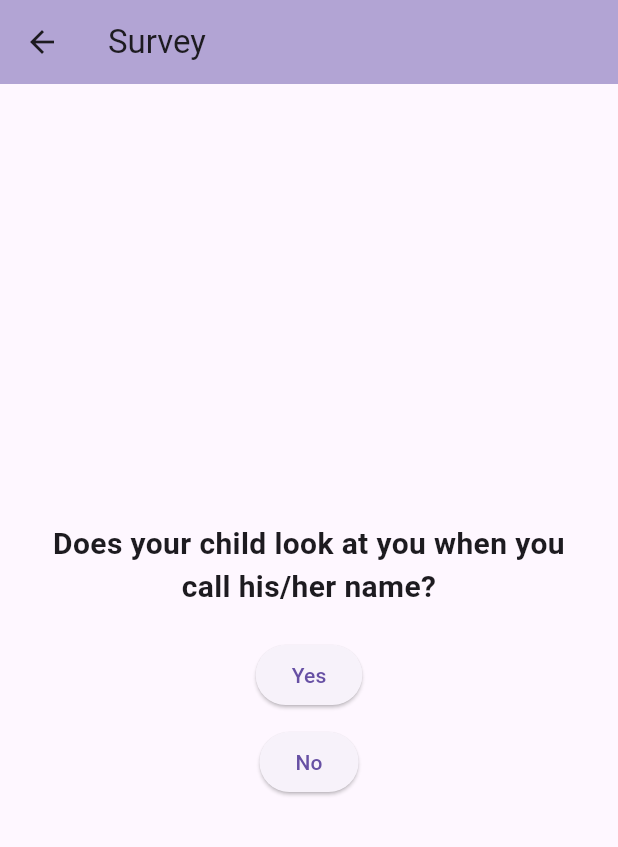
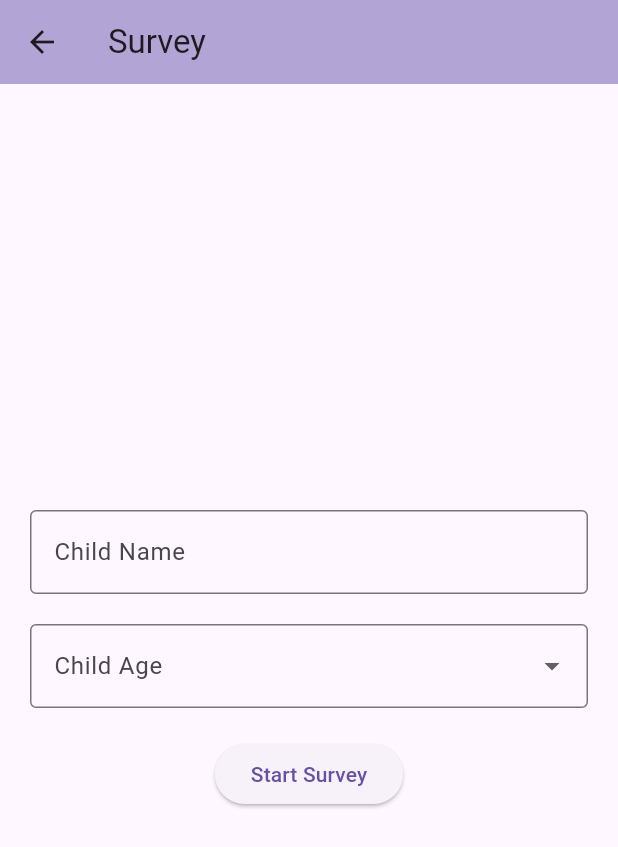
Before and after one commit to iiriri13/SpectrumStar, a Flutter app: the SurveyPage screen opened directly, on a phone screen of 412 x 824 dp. Shown: the top 847 px of the screen. Run offline on Flutter 3.47's test engine with Material 3 defaults, Android fonts, the light colour scheme and no system bars; our stand-ins replace audioplayers, cloud_firestore, firebase_auth, firebase_core, image_picker; accounts and stored records are empty.

Commit message:
Update ai_diagnosis.dart

```diff
--- a/lib/ai_diagnosis.dart
+++ b/lib/ai_diagnosis.dart
@@ -1,10 +1,19 @@
+import 'dart:convert';
 import 'package:flutter/material.dart';
 import 'package:cloud_firestore/cloud_firestore.dart';
 import 'package:firebase_core/firebase_core.dart';
 import 'package:firebase_auth/firebase_auth.dart';
 import 'package:image_picker/image_picker.dart';
-import 'package:firebase_storage/firebase_storage.dart';
 import 'dart:io';
+
+void main() async {
+  WidgetsFlutterBinding.ensureInitialized();
+  await Firebase.initializeApp();
+  runApp(const MaterialApp(
+    home: AiDiagnosisPage(),
+    debugShowCheckedModeBanner: false,
+  ));
+}
 
 class AiDiagnosisPage extends StatelessWidget {
   const AiDiagnosisPage({Key? key}) : super(key: key);
@@ -54,7 +63,6 @@ class AiDiagnosisPage extends StatelessWidget {
   }
 }
 
-// Survey Page
 class SurveyPage extends StatefulWidget {
   const SurveyPage({Key? key}) : super(key: key);
 
@@ -65,29 +73,38 @@ class SurveyPage extends StatefulWidget {
 class _SurveyPageState extends State<SurveyPage> {
   final List<Map<String, String>> surveyQuestions = [
     {'qID': 'Q1', 'question_text': 'Does your child look at you when you call his/her name?'},
-    {'qID': 'Q2', 'question_text': 'How easy is it for you to get eye contact with your child?'},
-    {'qID': 'Q3', 'question_text': 'Does your child point to indicate that s/he wants something?'},
-    {'qID': 'Q4', 'question_text': 'Does your child point to share interest with you?'},
-    {'qID': 'Q5', 'question_text': 'Does your child pretend? (e.g. care for dolls, talk on a toy phone)'},
-    {'qID': 'Q6', 'question_text': 'Does your child follow where you’re looking?'},
-    {'qID': 'Q7', 'question_text': 'If someone is visibly upset, does your child show signs of comforting them?'},
-    {'qID': 'Q8', 'question_text': 'Would you describe your child’s first words as?'},
-    {'qID': 'Q9', 'question_text': 'Does your child use simple gestures? (e.g. wave goodbye)'},
-    {'qID': 'Q10', 'question_text': 'Does your child stare at nothing with no apparent purpose?'},
+    {'qID': 'Q2', 'question_text': 'Is it easy for you to establish eye contact with your child?'},
+    {'qID': 'Q3', 'question_text': 'Dose your child point to indicate that s/he wants something (e.g.a) toy that is out of reach?'},
+    {'qID': 'Q4', 'question_text': 'Dose yor child pretend? (e.g. care for dolls, talk on a toy phone)?'},
+    {'qID': 'Q5', 'question_text': 'Dose your child follow where you’re looking?'},
+    {'qID': 'Q6', 'question_text': 'If you or someone else in the family is visibly upset, does your child show signs of trying to comfort you? (e.g., stroking hair or hugging)?'},
+    {'qID': 'Q7', 'question_text': 'Can you describe your child’s first words as clear and understandable?'},
+    {'qID': 'Q8', 'question_text': 'Does your child use simple gestures? (e.g., waving goodbye)'},
+    {'qID': 'Q9', 'question_text': 'Does your child stare into space with no clear purpose?'},
   ];
 
   int currentQuestionIndex = 0;
   Map<String, int> answers = {};
+  final TextEditingController childNameController = TextEditingController();
+  String? selectedAge;
+  bool infoSubmitted = false;
 
   Future<void> saveAnswersToFirestore(Map<String, int> answers) async {
     try {
-      final CollectionReference answersCollection =
-      FirebaseFirestore.instance.collection('answers');
+      final CollectionReference answersCollection = FirebaseFirestore.instance.collection('answers');
+
+      // ترتيب الإجابات حسب ترتيب الأسئلة
+      Map<String, int> orderedAnswers = {};
+      for (var question in surveyQuestions) {
+        orderedAnswers[question['qID']!] = answers[question['qID']!] ?? 0;
+      }
 
       await answersCollection.add({
         'user_id': FirebaseAuth.instance.currentUser?.uid ?? "unknown_user",
+        'child_name': childNameController.text.trim(),
+        'child_age': selectedAge ?? "unknown_age",
         'timestamp': Timestamp.now(),
-        'answers': answers,
+        'answers': orderedAnswers,
       });
 
       ScaffoldMessenger.of(context).showSnackBar(
@@ -138,7 +155,8 @@ class _SurveyPageState extends State<SurveyPage> {
       body: Center(
         child: Padding(
           padding: const EdgeInsets.all(20.0),
-          child: Column(
+          child: infoSubmitted
+              ? Column(
             mainAxisAlignment: MainAxisAlignment.center,
             children: [
               Text(
@@ -163,6 +181,53 @@ class _SurveyPageState extends State<SurveyPage> {
                 child: const Text('No'),
               ),
             ],
+          )
+              : Column(
+            mainAxisAlignment: MainAxisAlignment.center,
+            children: [
+              TextField(
+                controller: childNameController,
+                decoration: const InputDecoration(
+                  labelText: 'Child Name',
+                  border: OutlineInputBorder(),
+                ),
+              ),
+              const SizedBox(height: 20),
+              DropdownButtonFormField<String>(
+                decoration: const InputDecoration(
+                  labelText: 'Child Age',
+                  border: OutlineInputBorder(),
+                ),
+                value: selectedAge,
+                items: List.generate(17, (index) {
+                  int age = index + 1;
+                  return DropdownMenuItem(
+                    value: age.toString(),
+                    child: Text(age.toString()),
+                  );
+                }),
+                onChanged: (value) {
+                  setState(() {
+                    selectedAge = value;
+                  });
+                },
+              ),
+              const SizedBox(height: 20),
+              ElevatedButton(
+                onPressed: () {
+                  if (childNameController.text.trim().isEmpty || selectedAge == null) {
+                    ScaffoldMessenger.of(context).showSnackBar(
+                      const SnackBar(content: Text("Please fill in all fields")),
+                    );
+                    return;
+                  }
+                  setState(() {
+                    infoSubmitted = true;
+                  });
+                },
+                child: const Text('Start Survey'),
+              ),
+            ],
           ),
         ),
       ),
@@ -170,7 +235,6 @@ class _SurveyPageState extends State<SurveyPage> {
   }
 }
 
-// Upload Photos Page
 class UploadPhotosPage extends StatefulWidget {
   const UploadPhotosPage({Key? key}) : super(key: key);
 
@@ -191,22 +255,19 @@ class _UploadPhotosPageState extends State<UploadPhotosPage> {
     }
   }
 
-  Future<void> uploadImagesToFirebase() async {
+  Future<void> uploadImagesToFirestore() async {
     try {
-      List<String> imageUrls = [];
+      List<String> imageBase64List = [];
       for (var image in selectedImages) {
-        final ref = FirebaseStorage.instance
-            .ref()
-            .child('user_images/${DateTime.now().millisecondsSinceEpoch}.jpg');
-        await ref.putFile(image);
-        String imageUrl = await ref.getDownloadURL();
-        imageUrls.add(imageUrl);
+        List<int> imageBytes = await image.readAsBytes();
+        String imageBase64 = base64Encode(imageBytes);
+        imageBase64List.add(imageBase64);
       }
 
       await FirebaseFirestore.instance.collection('uploads').add({
         'user_id': FirebaseAuth.instance.currentUser?.uid ?? "unknown_user",
         'timestamp': Timestamp.now(),
-        'images': imageUrls,
+        'images': imageBase64List,
       });
 
       ScaffoldMessenger.of(context).showSnackBar(
@@ -254,7 +315,7 @@ class _UploadPhotosPageState extends State<UploadPhotosPage> {
               ),
             ),
             ElevatedButton(
-              onPressed: uploadImagesToFirebase,
+              onPressed: uploadImagesToFirestore,
               child: const Text('Upload Images'),
             ),
           ],
@@ -263,12 +324,3 @@ class _UploadPhotosPageState extends State<UploadPhotosPage> {
     );
   }
 }
-
-void main() async {
-  WidgetsFlutterBinding.ensureInitialized();
-  await Firebase.initializeApp();
-  runApp(const MaterialApp(
-    home: AiDiagnosisPage(),
-    debugShowCheckedModeBanner: false,
-  ));
-}
```
